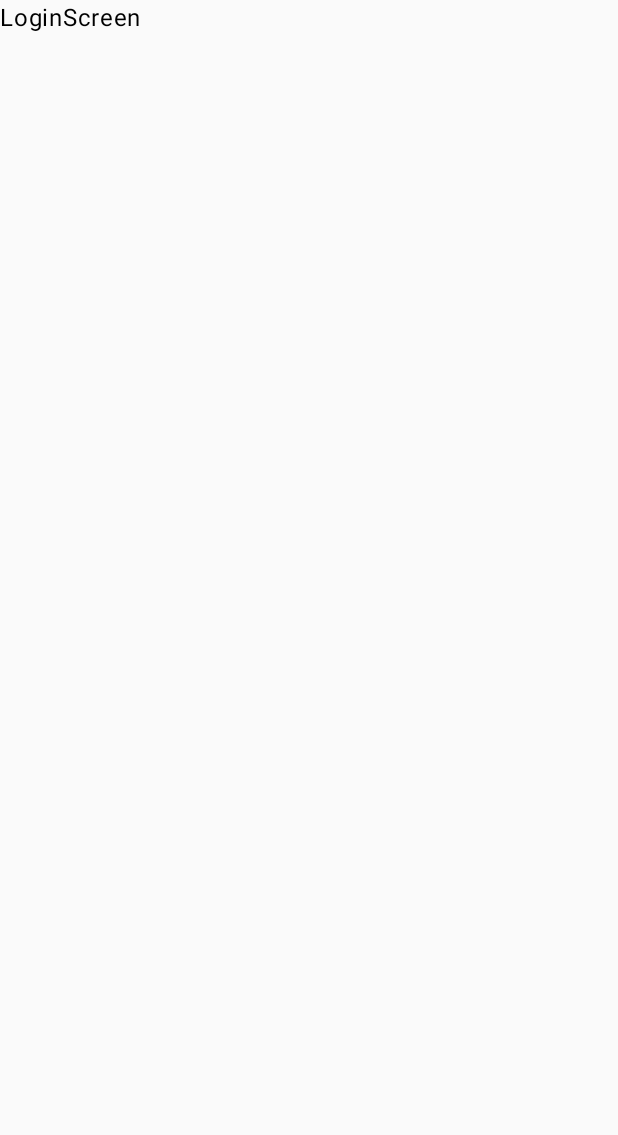
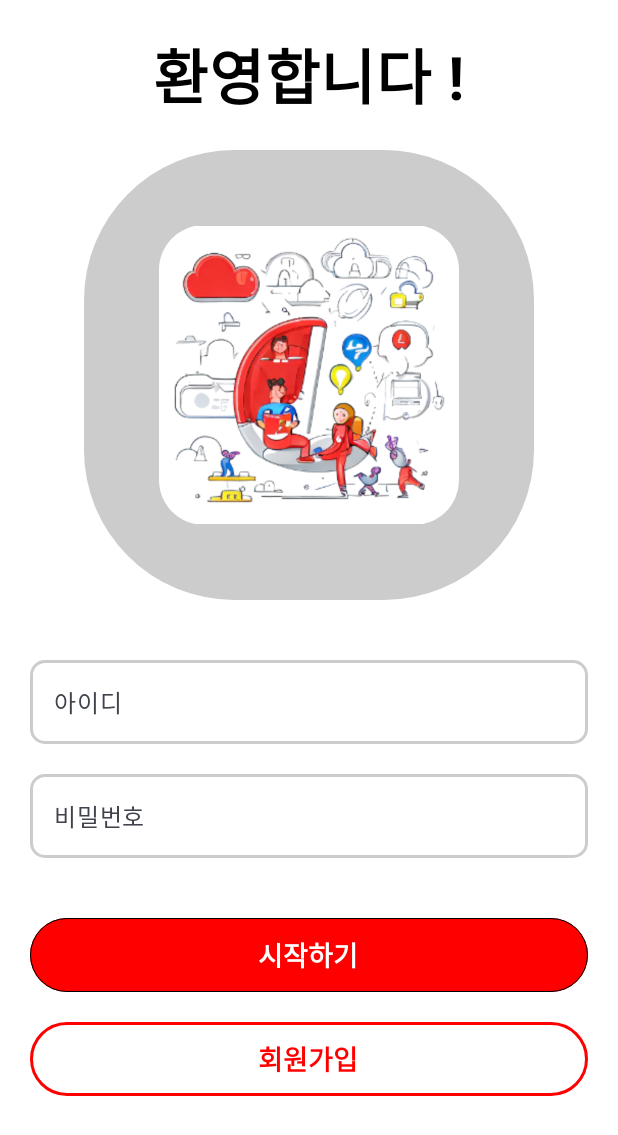
Before and after one commit to Kuneosu/capstone_i_happy, an Android app built with Jetpack Compose: the LoginScreen screen opened through its navigation route, on a phone screen of 412 x 824 dp. Before the commit the part shown is almost empty. Shown: the top 1135 px of the screen. Run offline under Robolectric (Android 15) with nearby library versions, the phone set to English and light mode, and no system bars.

Commit message:
Make Login screen and Home screen

```diff
--- a/app/src/main/java/com/kks/proj_i_happy/MainActivity.kt
+++ b/app/src/main/java/com/kks/proj_i_happy/MainActivity.kt
@@ -7,6 +7,7 @@ import androidx.compose.runtime.Composable
 import androidx.navigation.compose.NavHost
 import androidx.navigation.compose.composable
 import androidx.navigation.compose.rememberNavController
+import com.kks.proj_i_happy.ui.screens.HomeScreen
 import com.kks.proj_i_happy.ui.screens.LoginScreen
 import com.kks.proj_i_happy.ui.screens.SignupScreen
 import com.kks.proj_i_happy.ui.screens.WelcomeScreen
@@ -34,10 +35,13 @@ fun MainNavHost() {
             WelcomeScreen(navController)
         }
         composable(route = "login_screen") {
-            LoginScreen()
+            LoginScreen(navController)
         }
         composable(route = "signup_screen") {
-            SignupScreen()
+            SignupScreen(navController)
+        }
+        composable(route = "home_screen") {
+            HomeScreen()
         }
     }
 }
--- a/app/src/main/java/com/kks/proj_i_happy/ui/screens/LoginScreen.kt
+++ b/app/src/main/java/com/kks/proj_i_happy/ui/screens/LoginScreen.kt
@@ -1,9 +1,121 @@
 package com.kks.proj_i_happy.ui.screens
 
+import androidx.compose.foundation.Image
+import androidx.compose.foundation.background
+import androidx.compose.foundation.layout.Column
+import androidx.compose.foundation.layout.Spacer
+import androidx.compose.foundation.layout.fillMaxSize
+import androidx.compose.foundation.layout.fillMaxWidth
+import androidx.compose.foundation.layout.padding
+import androidx.compose.foundation.layout.size
+import androidx.compose.foundation.shape.RoundedCornerShape
+import androidx.compose.material3.Card
+import androidx.compose.material3.CardDefaults
 import androidx.compose.material3.Text
 import androidx.compose.runtime.Composable
+import androidx.compose.ui.Alignment
+import androidx.compose.ui.Modifier
+import androidx.compose.ui.draw.clip
+import androidx.compose.ui.graphics.Color
+import androidx.compose.ui.res.painterResource
+import androidx.compose.ui.text.font.FontWeight
+import androidx.compose.ui.tooling.preview.Preview
+import androidx.compose.ui.unit.dp
+import androidx.compose.ui.unit.sp
+import androidx.navigation.NavController
+import com.kks.proj_i_happy.R
+import com.kks.proj_i_happy.util.DefaultTextField
+import com.kks.proj_i_happy.util.HorizonWideButton
 
 @Composable
-fun LoginScreen(){
-    Text(text = "LoginScreen")
+fun LoginScreen(navController: NavController) {
+    Column(
+        modifier = Modifier
+            .fillMaxSize()
+            .background(Color.White),
+        horizontalAlignment = Alignment.CenterHorizontally
+    ) {
+        Spacer(modifier = Modifier.size(20.dp))
+        Text(
+            text = "환영합니다 !",
+            fontSize = 40.sp,
+            fontWeight = FontWeight.Bold
+        )
+
+        Spacer(modifier = Modifier.size(20.dp))
+
+        LoginLogo()
+
+        Spacer(modifier = Modifier.size(20.dp))
+
+        LoginInputArea(navController)
+
+    }
 }
+
+@Composable
+fun LoginInputArea(navController: NavController) {
+    Column {
+        Spacer(modifier = Modifier.size(20.dp))
+        DefaultTextField(category = "아이디")
+        Spacer(modifier = Modifier.size(20.dp))
+        DefaultTextField(category = "비밀번호")
+        Spacer(modifier = Modifier.size(40.dp))
+
+        HorizonWideButton(
+            colors = listOf(Color.Red, Color.White),
+            text = "시작하기",
+            border = false,
+            modifier = Modifier
+                .fillMaxWidth()
+                .padding(horizontal = 20.dp)
+        ) {
+            navController.navigate("home_screen")
+        }
+
+        Spacer(modifier = Modifier.size(20.dp))
+
+        HorizonWideButton(
+            colors = listOf(Color.White, Color.Red),
+            text = "회원가입",
+            border = true,
+            modifier = Modifier
+                .fillMaxWidth()
+                .padding(horizontal = 20.dp)
+        ) {
+            navController.navigate("signup_screen")
+        }
+
+
+    }
+}
+
+@Composable
+fun LoginLogo() {
+
+    Card(
+        modifier = Modifier.size(300.dp),
+        colors = CardDefaults.cardColors(
+            containerColor = Color.LightGray
+        ),
+        shape = RoundedCornerShape(100.dp)
+    ) {
+        Image(
+            painter =
+            painterResource(id = R.drawable.applogo),
+            contentDescription = "logo",
+            modifier = Modifier
+                .fillMaxSize()
+                .padding(50.dp)
+                .clip(RoundedCornerShape(30.dp))
+        )
+    }
+
+
+}
+
+@Composable
+@Preview
+fun PreviewLogin() {
+//    LoginScreen()
+}
--- a/app/src/main/java/com/kks/proj_i_happy/util/Buttons.kt
+++ b/app/src/main/java/com/kks/proj_i_happy/util/Buttons.kt
@@ -2,7 +2,6 @@ package com.kks.proj_i_happy.util
 
 import androidx.compose.foundation.BorderStroke
 import androidx.compose.foundation.layout.padding
-import androidx.compose.foundation.layout.width
 import androidx.compose.foundation.shape.RoundedCornerShape
 import androidx.compose.material3.Button
 import androidx.compose.material3.ButtonDefaults
@@ -10,7 +9,6 @@ import androidx.compose.material3.Text
 import androidx.compose.runtime.Composable
 import androidx.compose.ui.Modifier
 import androidx.compose.ui.graphics.Color
-import androidx.compose.ui.platform.LocalConfiguration
 import androidx.compose.ui.text.font.FontWeight
 import androidx.compose.ui.unit.dp
 import androidx.compose.ui.unit.sp
@@ -24,19 +22,16 @@ fun HorizonWideButton(
     modifier: Modifier = Modifier,
     clickEvent: () -> Unit,
 ) {
-    val screenWidth = LocalConfiguration.current.screenWidthDp
-    val mainContentWidth = (screenWidth / 1.3).dp
-
     val borderStroke = if (border) {
         BorderStroke(2.dp, colors[1])
     } else {
         BorderStroke(0.dp, Color.Black)
     }
 
+
     Button(
         onClick = clickEvent,
-        modifier = Modifier
-            .width(mainContentWidth),
+        modifier = modifier,
         shape = RoundedCornerShape(50.dp),
         colors = ButtonDefaults.buttonColors(
             containerColor = colors[0]
--- /dev/null
+++ b/app/src/main/java/com/kks/proj_i_happy/util/TextFields.kt
@@ -0,0 +1,53 @@
+package com.kks.proj_i_happy.util
+
+import androidx.compose.foundation.border
+import androidx.compose.foundation.layout.fillMaxWidth
+import androidx.compose.foundation.layout.padding
+import androidx.compose.foundation.shape.RoundedCornerShape
+import androidx.compose.material3.ExperimentalMaterial3Api
+import androidx.compose.material3.Text
+import androidx.compose.material3.TextField
+import androidx.compose.material3.TextFieldDefaults
+import androidx.compose.runtime.Composable
+import androidx.compose.runtime.getValue
+import androidx.compose.runtime.mutableStateOf
+import androidx.compose.runtime.remember
+import androidx.compose.runtime.setValue
+import androidx.compose.ui.Modifier
+import androidx.compose.ui.focus.onFocusChanged
+import androidx.compose.ui.graphics.Color
+import androidx.compose.ui.unit.dp
+
+@OptIn(ExperimentalMaterial3Api::class)
+@Composable
+fun DefaultTextField(category: String) {
+    var text by remember { mutableStateOf("") }
+    var border by remember {
+        mutableStateOf(
+            2.dp to Color.LightGray
+        )
+    }
+    TextField(
+        value = text, onValueChange = { text = it },
+        label = { Text(text = category) },
+        modifier = Modifier
+            .fillMaxWidth()
+            .padding(horizontal = 20.dp)
+            .onFocusChanged { focusState ->
+                border = if (focusState.isFocused) {
+                    2.dp to Color.Red
+                } else {
+                    2.dp to Color.LightGray
+                }
+            }
+            .border(border.first, border.second, RoundedCornerShape(10.dp)),
+        colors = TextFieldDefaults.colors(
+            focusedContainerColor = Color.Transparent,
+            unfocusedContainerColor = Color.Transparent,
+            disabledContainerColor = Color.Transparent,
+            focusedIndicatorColor = Color.Transparent,
+            unfocusedIndicatorColor = Color.Transparent,
+            focusedLabelColor = Color.Red,
+        ),
+    )
+}
```
Also changed, not shown: app/src/main/java/com/kks/proj_i_happy/ui/screens/HomeScreen.kt (added, +314 -0 lines), app/src/main/java/com/kks/proj_i_happy/ui/screens/SignupScreen.kt (+24 -53 lines), app/src/main/java/com/kks/proj_i_happy/ui/screens/WelcomeScreen.kt (+54 -3 lines), app/src/main/java/com/kks/proj_i_happy/util/Util.kt (added, +26 -0 lines).
